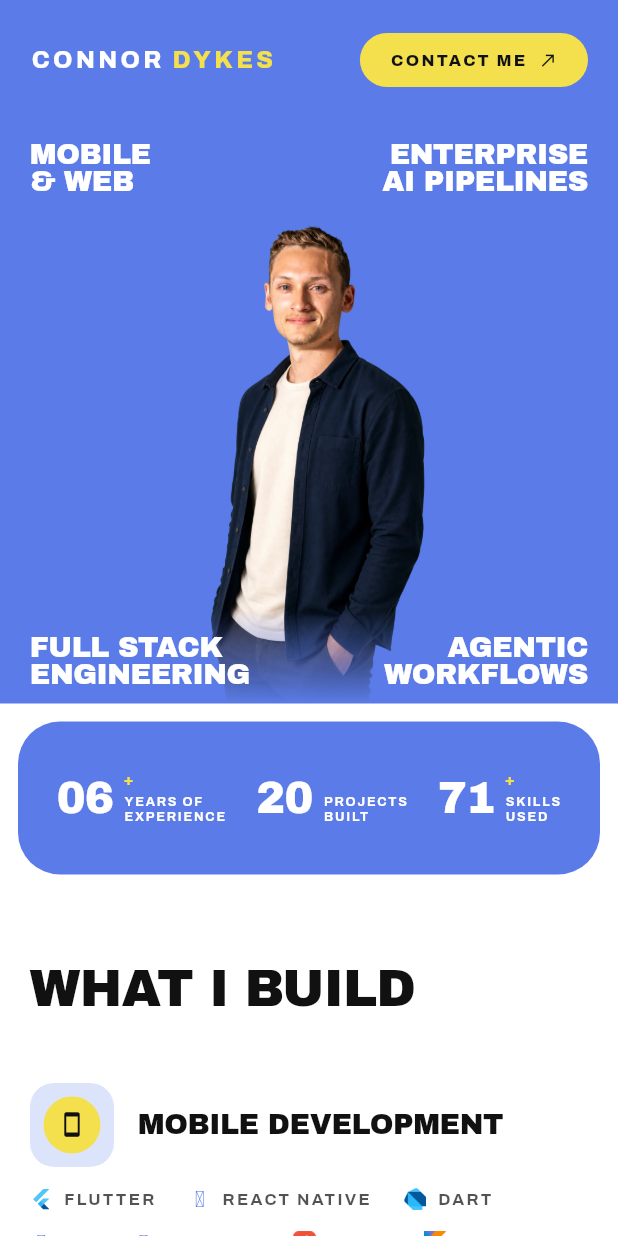
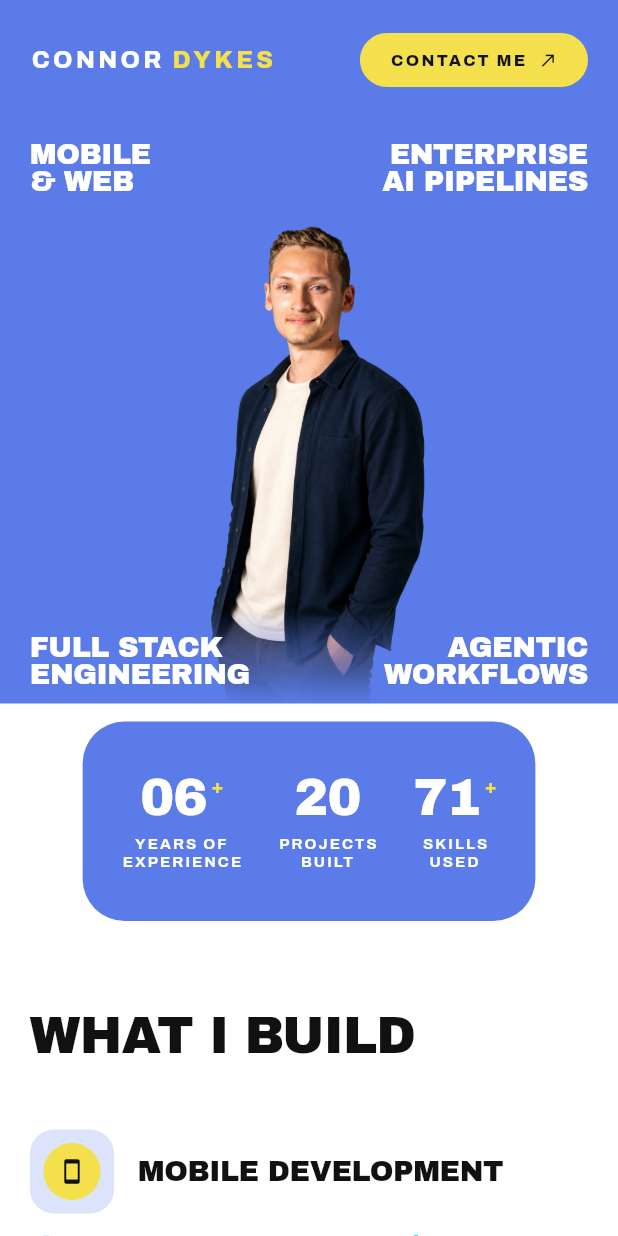
Before and after one commit to ConnorDykes/portfolio_website, a Flutter app: the screen it shows after launch, on a phone screen of 412 x 824 dp. Run offline on Flutter 3.47's test engine with Material 3 defaults, Android fonts, the phone set to English and light mode, and no system bars; our stand-ins replace font_awesome_flutter, google_fonts; missing offline and left inert: dart:html, enhance_stepper.

Commit message:
Stats band: stacked number-over-label layout on mobile
Co-Authored-By: Claude Fable 5 <noreply@anthropic.com>

```diff
--- a/lib/designs/ref1_bluepop/home_page.dart
+++ b/lib/designs/ref1_bluepop/home_page.dart
@@ -585,7 +585,7 @@ class _StatsBand extends StatelessWidget {
                 children: [
                   for (var i = 0; i < stats.length; i++) ...[
                     if (i > 0) SizedBox(width: mobile ? 24 : 90),
-                    _stat(stats[i], mobile ? 34 : 68),
+                    _stat(stats[i], mobile ? 34 : 68, stacked: mobile),
                   ],
                 ],
               ),
@@ -596,26 +596,39 @@ class _StatsBand extends StatelessWidget {
     );
   }
 
-  Widget _stat((String, String, String) s, double size) {
+  Widget _stat((String, String, String) s, double size,
+      {bool stacked = false}) {
+    final number = Row(
+      mainAxisSize: MainAxisSize.min,
+      crossAxisAlignment: CrossAxisAlignment.start,
+      children: [
+        Text(s.$1, style: bpDisplay(size, color: Colors.white)),
+        if (s.$2.isNotEmpty) ...[
+          const SizedBox(width: 3),
+          Padding(
+            padding: EdgeInsets.only(top: size * 0.10),
+            child: Text(s.$2,
+                style: bpDisplay(math.max(size * 0.32, 12), color: BP.yellow)),
+          ),
+        ],
+      ],
+    );
+    final label = Text(
+      s.$3,
+      textAlign: stacked ? TextAlign.center : TextAlign.left,
+      style: bpLabel(math.max(size * 0.16, 10),
+          color: Colors.white, weight: FontWeight.w700),
+    );
+    if (stacked) {
+      return Column(
+        mainAxisSize: MainAxisSize.min,
+        children: [number, const SizedBox(height: 8), label],
+      );
+    }
     return Row(
       mainAxisSize: MainAxisSize.min,
       crossAxisAlignment: CrossAxisAlignment.center,
-      children: [
-        Text(s.$1, style: bpDisplay(size, color: Colors.white)),
-        const SizedBox(width: 8),
-        Column(
-          crossAxisAlignment: CrossAxisAlignment.start,
-          mainAxisSize: MainAxisSize.min,
-          children: [
-            Text(s.$2.isEmpty ? ' ' : s.$2,
-                style: bpDisplay(math.max(size * 0.32, 12), color: BP.yellow)),
-            const SizedBox(height: 4),
-            Text(s.$3,
-                style: bpLabel(math.max(size * 0.16, 10),
-                    color: Colors.white, weight: FontWeight.w700)),
-          ],
-        ),
-      ],
+      children: [number, const SizedBox(width: 10), label],
     );
   }
 }
```
